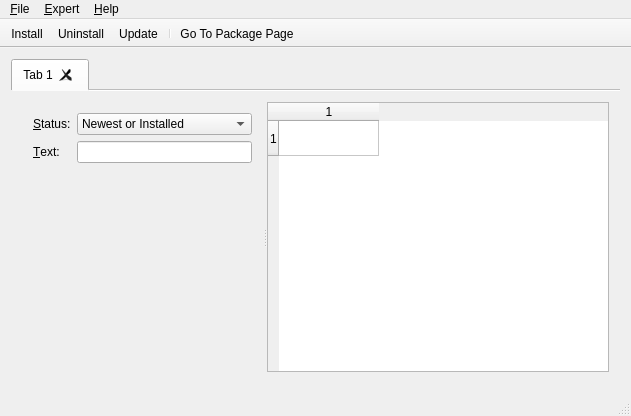
This is wpmcpp/mainwindow.ui in npackd/npackd as Qt 5 draws it before an edit. The edited form follows.
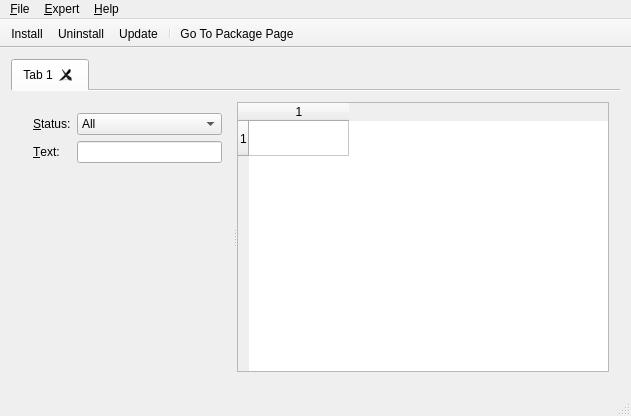
This is the edited form. Icons and pictures are not drawn.

Commit message: Better error messages for SHFileOperation

Patch:
```diff
--- a/wpmcpp/mainwindow.ui
+++ b/wpmcpp/mainwindow.ui
@@ -69,7 +69,7 @@
             <item row="0" column="1">
              <widget class="QComboBox" name="comboBoxStatus">
               <property name="currentIndex">
-               <number>4</number>
+               <number>0</number>
               </property>
               <item>
                <property name="text">
@@ -88,7 +88,7 @@
               </item>
               <item>
                <property name="text">
-                <string>Installed, Update Available</string>
+                <string>Installed, Updateable</string>
                </property>
               </item>
               <item>
```
The commit also changes 2 other files.
